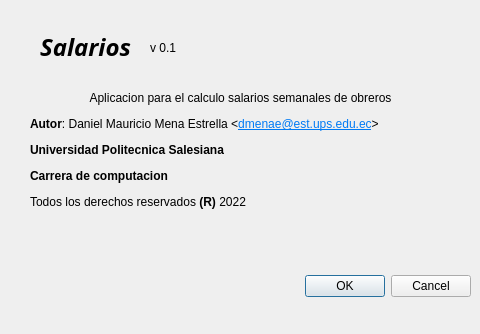
First picture: the form in acerca.ui, repository DaniMena04/P60-Salarios, before the edit.
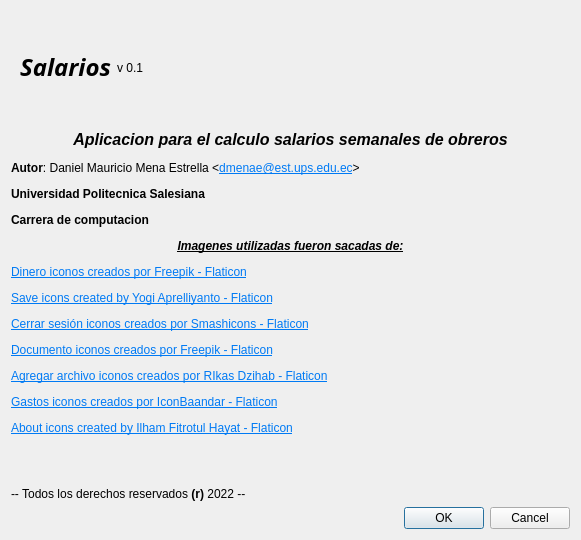
Second picture: the form after the edit. Icons and pictures are not drawn.

Commit message: Implementacion de imagenes al GUI y modificacion del Acerca de

Diff of the .ui file:
```diff
--- a/acerca.ui
+++ b/acerca.ui
@@ -6,38 +6,23 @@
    <rect>
     <x>0</x>
     <y>0</y>
-    <width>480</width>
-    <height>334</height>
+    <width>581</width>
+    <height>540</height>
    </rect>
   </property>
   <property name="windowTitle">
    <string>Dialog</string>
   </property>
-  <widget class="QDialogButtonBox" name="buttonBox">
-   <property name="geometry">
-    <rect>
-     <x>10</x>
-     <y>270</y>
-     <width>461</width>
-     <height>32</height>
-    </rect>
-   </property>
-   <property name="orientation">
-    <enum>Qt::Horizontal</enum>
-   </property>
-   <property name="standardButtons">
-    <set>QDialogButtonBox::Cancel|QDialogButtonBox::Ok</set>
-   </property>
-  </widget>
-  <widget class="QLabel" name="label">
-   <property name="geometry">
-    <rect>
-     <x>30</x>
-     <y>30</y>
-     <width>111</width>
-     <height>31</height>
-    </rect>
-   </property>
+  <property name="windowIcon">
+   <iconset resource="Recursos.qrc">
+    <normaloff>:/Recursos/Imagenes/about.png</normaloff>:/Recursos/Imagenes/about.png</iconset>
+  </property>
+  <layout class="QVBoxLayout" name="verticalLayout">
+   <item>
+    <widget class="QWidget" name="Encabezado" native="true">
+     <layout class="QHBoxLayout" name="horizontalLayout">
+      <item>
+       <widget class="QLabel" name="Titulo">
    <property name="font">
     <font>
      <family>Franklin Gothic Heavy</family>
@@ -47,34 +32,52 @@
     <string>&lt;html&gt;&lt;head/&gt;&lt;body&gt;&lt;p align=&quot;center&quot;&gt;&lt;span style=&quot; font-size:18pt; font-weight:700; font-style:italic;&quot;&gt;Salarios&lt;/span&gt;&lt;/p&gt;&lt;/body&gt;&lt;/html&gt;</string>
    </property>
   </widget>
-  <widget class="QLabel" name="label_4">
-   <property name="geometry">
-    <rect>
-     <x>30</x>
-     <y>60</y>
-     <width>421</width>
-     <height>181</height>
-    </rect>
-   </property>
-   <property name="text">
-    <string>&lt;html&gt;&lt;head/&gt;&lt;body&gt;&lt;p align=&quot;center&quot;&gt;Aplicacion para el calculo salarios semanales de obreros&lt;/p&gt;&lt;p&gt;&lt;span style=&quot; font-weight:700;&quot;&gt;Autor&lt;/span&gt;: Daniel Mauricio Mena Estrella &amp;lt;&lt;a href=&quot;mailto:dmenae@est.ups.edu.ec&quot;&gt;&lt;span style=&quot; text-decoration: underline; color:#007af4;&quot;&gt;dmenae@est.ups.edu.ec&lt;/span&gt;&lt;/a&gt;&amp;gt;&lt;/p&gt;&lt;p&gt;&lt;span style=&quot; font-weight:700;&quot;&gt;Universidad Politecnica Salesiana &lt;/span&gt;&lt;/p&gt;&lt;p&gt;&lt;span style=&quot; font-weight:700;&quot;&gt;Carrera de computacion&lt;/span&gt;&lt;/p&gt;&lt;p&gt;Todos los derechos reservados &lt;span style=&quot; font-weight:700;&quot;&gt;(R) &lt;/span&gt;2022&lt;/p&gt;&lt;/body&gt;&lt;/html&gt;</string>
-   </property>
-  </widget>
+      </item>
+      <item>
   <widget class="QLabel" name="outVersion">
-   <property name="geometry">
-    <rect>
-     <x>150</x>
-     <y>40</y>
-     <width>49</width>
-     <height>16</height>
-    </rect>
-   </property>
    <property name="text">
     <string>v 0.1</string>
    </property>
   </widget>
- </widget>
- <resources/>
+      </item>
+      <item>
+       <spacer name="horizontalSpacer">
+        <property name="orientation">
+         <enum>Qt::Horizontal</enum>
+        </property>
+        <property name="sizeHint" stdset="0">
+         <size>
+          <width>40</width>
+          <height>20</height>
+         </size>
+        </property>
+       </spacer>
+      </item>
+     </layout>
+    </widget>
+   </item>
+   <item>
+    <widget class="QLabel" name="Descripcion">
+     <property name="text">
+      <string>&lt;html&gt;&lt;head/&gt;&lt;body&gt;&lt;p align=&quot;center&quot;&gt;&lt;span style=&quot; font-size:12pt; font-weight:700; font-style:italic;&quot;&gt;Aplicacion para el calculo salarios semanales de obreros&lt;/span&gt;&lt;/p&gt;&lt;p&gt;&lt;span style=&quot; font-weight:700;&quot;&gt;Autor&lt;/span&gt;: Daniel Mauricio Mena Estrella &amp;lt;&lt;a href=&quot;mailto:dmenae@est.ups.edu.ec&quot;&gt;&lt;span style=&quot; text-decoration: underline; color:#007af4;&quot;&gt;dmenae@est.ups.edu.ec&lt;/span&gt;&lt;/a&gt;&amp;gt;&lt;/p&gt;&lt;p&gt;&lt;span style=&quot; font-weight:700;&quot;&gt;Universidad Politecnica Salesiana &lt;/span&gt;&lt;/p&gt;&lt;p&gt;&lt;span style=&quot; font-weight:700;&quot;&gt;Carrera de computacion&lt;/span&gt;&lt;/p&gt;&lt;p align=&quot;center&quot;&gt;&lt;span style=&quot; font-weight:700; font-style:italic; text-decoration: underline;&quot;&gt;Imagenes utilizadas fueron sacadas de:&lt;/span&gt;&lt;/p&gt;&lt;p&gt;&lt;a href=&quot;&amp;lt;a href=&quot;&gt;&lt;span style=&quot; text-decoration: underline; color:#007af4;&quot;&gt;Dinero iconos creados por Freepik - Flaticon&lt;/span&gt;&lt;/a&gt;&lt;/p&gt;&lt;p&gt;&lt;a href=&quot;&amp;lt;a href=&quot;&gt;&lt;span style=&quot; text-decoration: underline; color:#007af4;&quot;&gt;Save icons created by Yogi Aprelliyanto - Flaticon&lt;/span&gt;&lt;/a&gt;&lt;/p&gt;&lt;p&gt;&lt;a href=&quot;&amp;lt;a href=&quot;&gt;&lt;span style=&quot; text-decoration: underline; color:#007af4;&quot;&gt;Cerrar sesión iconos creados por Smashicons - Flaticon&lt;/span&gt;&lt;/a&gt;&lt;/p&gt;&lt;p&gt;&lt;a href=&quot;&amp;lt;a href=&quot;&gt;&lt;span style=&quot; text-decoration: underline; color:#007af4;&quot;&gt;Documento iconos creados por Freepik - Flaticon&lt;/span&gt;&lt;/a&gt;&lt;/p&gt;&lt;p&gt;&lt;a href=&quot;&amp;lt;a href=&quot;&gt;&lt;span style=&quot; text-decoration: underline; color:#007af4;&quot;&gt;Agregar archivo iconos creados por RIkas Dzihab - Flaticon&lt;/span&gt;&lt;/a&gt;&lt;/p&gt;&lt;p&gt;&lt;a href=&quot;&amp;lt;a href=&quot;&gt;&lt;span style=&quot; text-decoration: underline; color:#007af4;&quot;&gt;Gastos iconos creados por IconBaandar - Flaticon&lt;/span&gt;&lt;/a&gt;&lt;/p&gt;&lt;p&gt;&lt;a href=&quot;&amp;lt;a href=&quot;&gt;&lt;span style=&quot; text-decoration: underline; color:#007af4;&quot;&gt;About icons created by Ilham Fitrotul Hayat - Flaticon&lt;/span&gt;&lt;/a&gt;&lt;/p&gt;&lt;p&gt;&lt;br/&gt;&lt;/p&gt;&lt;p&gt;-- Todos los derechos reservados &lt;span style=&quot; font-weight:700;&quot;&gt;(r) &lt;/span&gt;2022 --&lt;/p&gt;&lt;/body&gt;&lt;/html&gt;</string>
+     </property>
+    </widget>
+   </item>
+   <item>
+    <widget class="QDialogButtonBox" name="btnOpciones">
+     <property name="orientation">
+      <enum>Qt::Horizontal</enum>
+     </property>
+     <property name="standardButtons">
+      <set>QDialogButtonBox::Cancel|QDialogButtonBox::Ok</set>
+     </property>
+    </widget>
+   </item>
+  </layout>
+ </widget>
+ <resources>
+  <include location="Recursos.qrc"/>
+ </resources>
  <connections>
   <connection>
    <sender>buttonBox</sender>
```
Left out of the diff: 6 changed lines with no effect on the pictures. Lines whose indentation alone changed are shown as unchanged. The commit also changes 9 other files.
